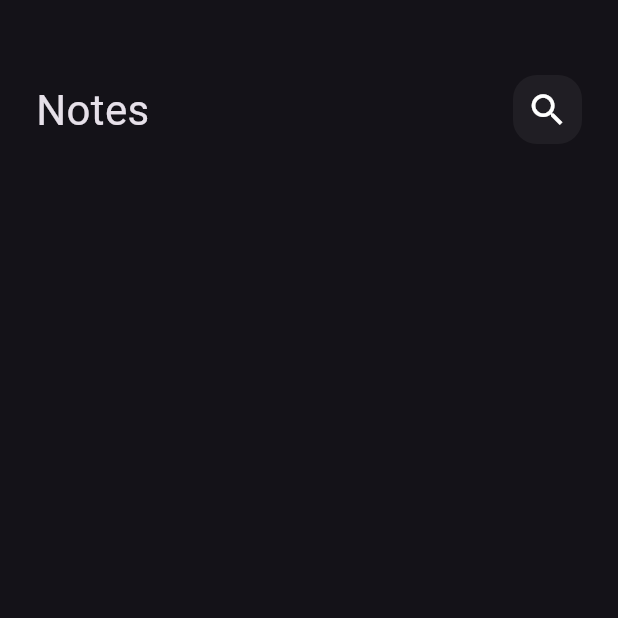
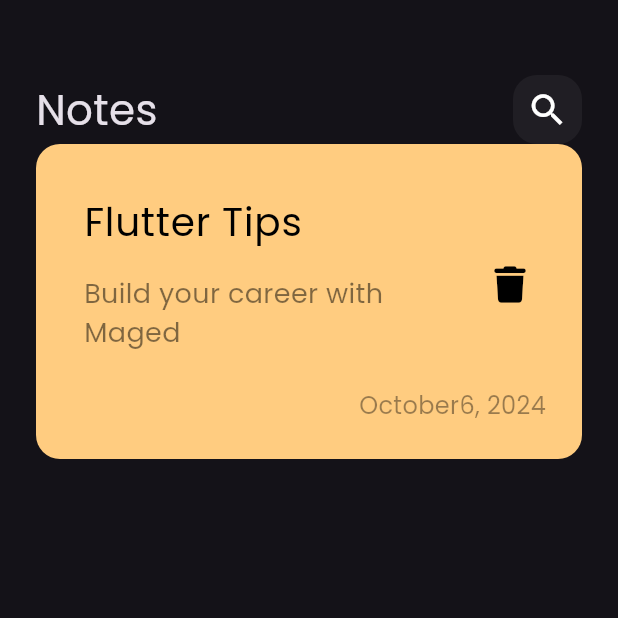
Before and after one commit to MidoMigo1/NotesApp, a Flutter app: the screen it shows after launch, on a phone screen of 412 x 824 dp, the top half of it. Run offline on Flutter 3.47's test engine with Material 3 defaults, Android fonts, the phone set to English and light mode, and no system bars; our stand-ins replace font_awesome_flutter.

Commit message:
note item completed

```diff
--- a/lib/main.dart
+++ b/lib/main.dart
@@ -12,7 +12,7 @@ class NotesApp extends StatelessWidget {
   @override
   Widget build(BuildContext context) {
     return MaterialApp(
-      theme: ThemeData(brightness: Brightness.dark),
+      theme: ThemeData(brightness: Brightness.dark, fontFamily: 'Poppins'),
       home: const NotesView(),
     );
   }
--- /dev/null
+++ b/lib/widgets/custom_note_item.dart
@@ -0,0 +1,45 @@
+import 'package:flutter/material.dart';
+import 'package:font_awesome_flutter/font_awesome_flutter.dart';
+
+class NoteItem extends StatelessWidget {
+  const NoteItem({super.key});
+
+  @override
+  Widget build(BuildContext context) {
+    return Container(
+      padding: EdgeInsets.only(top: 24, bottom: 24, left: 16),
+      decoration: BoxDecoration(
+          color: Color(0xffFFCC80), borderRadius: BorderRadius.circular(16)),
+      child: Column(
+        crossAxisAlignment: CrossAxisAlignment.end,
+        children: [
+          ListTile(
+            title: const Text(
+              'Flutter Tips',
+              style: TextStyle(color: Colors.black, fontSize: 26),
+            ),
+            subtitle: Padding(
+              padding: const EdgeInsets.only(top: 16.0, bottom: 16),
+              child: Text('Build your career with Maged',
+                  style: TextStyle(
+                      color: Colors.black.withOpacity(0.5), fontSize: 18)),
+            ),
+            trailing: IconButton(
+                onPressed: () {},
+                icon: Icon(
+                  FontAwesomeIcons.trash,
+                  color: Colors.black,
+                  size: 24,
+                )),
+          ),
+          Padding(
+            padding: const EdgeInsets.only(right: 24),
+            child: Text('October6, 2024',
+                style: TextStyle(
+                    color: Colors.black.withOpacity(0.4), fontSize: 16)),
+          )
+        ],
+      ),
+    );
+  }
+}
--- a/lib/widgets/notes_view_body.dart
+++ b/lib/widgets/notes_view_body.dart
@@ -1,19 +1,21 @@
 import 'package:flutter/material.dart';
 import 'package:notes_app/widgets/custom_app_bar.dart';
+import 'package:notes_app/widgets/custom_note_item.dart';
 
 class NotesViewBody extends StatelessWidget {
   const NotesViewBody({super.key});
 
   @override
   Widget build(BuildContext context) {
-    return Padding(
-      padding: const EdgeInsets.symmetric(horizontal: 24),
-      child: const Column(
+    return const Padding(
+      padding: EdgeInsets.symmetric(horizontal: 24),
+      child: Column(
         children: [
           SizedBox(
             height: 50,
           ),
-          CustomAppBar()
+          CustomAppBar(),
+          NoteItem()
         ],
       ),
     );
```
Also changed, not shown: pubspec.yaml (+8 -11 lines), assets/fonts/Poppins-Regular.ttf (added), pubspec.lock.
